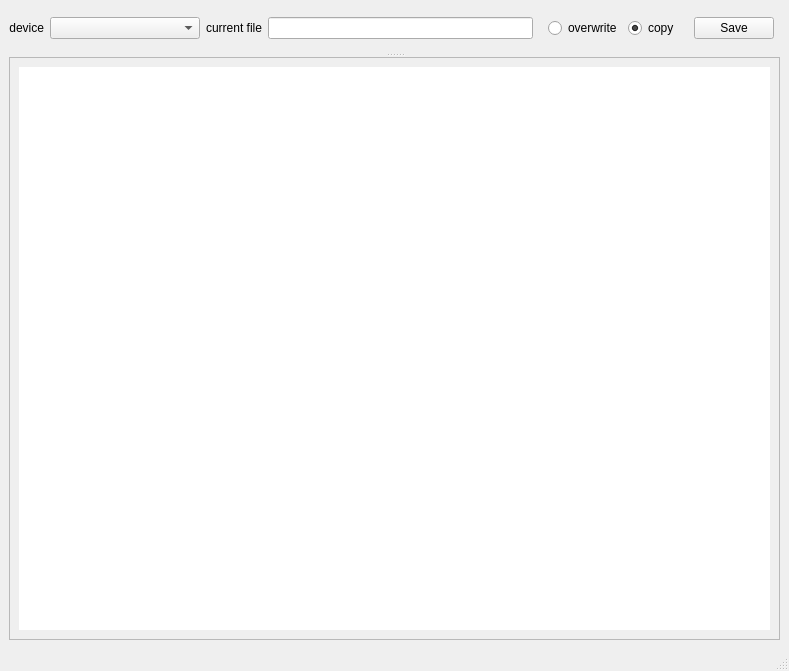
The window that CNC_TOOLBOX/gui/mainwindow.ui (MrSamuelLaw/CNC_TOOLBOX) describes before a commit, drawn with Qt 5.
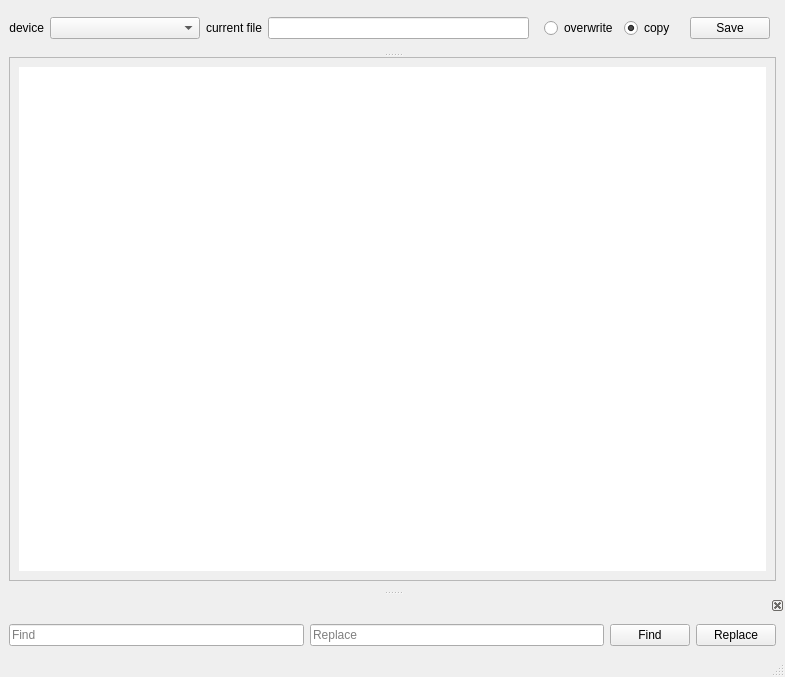
The same window after the commit.

Commit message: adda a find and replace bar with the hot keys ctrl+f

Patch:
```diff
--- a/CNC_TOOLBOX/gui/mainwindow.ui
+++ b/CNC_TOOLBOX/gui/mainwindow.ui
@@ -6,8 +6,8 @@
    <rect>
     <x>0</x>
     <y>0</y>
-    <width>789</width>
-    <height>671</height>
+    <width>785</width>
+    <height>677</height>
    </rect>
   </property>
   <property name="windowTitle">
@@ -119,13 +119,16 @@
        <property name="widgetResizable">
         <bool>true</bool>
        </property>
+       <property name="alignment">
+        <set>Qt::AlignBottom|Qt::AlignLeading|Qt::AlignLeft</set>
+       </property>
        <widget class="QWidget" name="scrollAreaWidgetContents">
         <property name="geometry">
          <rect>
           <x>0</x>
           <y>0</y>
-          <width>765</width>
-          <height>512</height>
+          <width>761</width>
+          <height>441</height>
          </rect>
         </property>
         <layout class="QGridLayout" name="gridLayout_5">
@@ -166,6 +169,52 @@
    </property>
   </widget>
   <widget class="QStatusBar" name="statusbar"/>
+  <widget class="QDockWidget" name="fnd_dockWidget">
+   <property name="floating">
+    <bool>false</bool>
+   </property>
+   <property name="features">
+    <set>QDockWidget::DockWidgetClosable</set>
+   </property>
+   <property name="allowedAreas">
+    <set>Qt::BottomDockWidgetArea|Qt::TopDockWidgetArea</set>
+   </property>
+   <attribute name="dockWidgetArea">
+    <number>8</number>
+   </attribute>
+   <widget class="QWidget" name="dockWidgetContents_2">
+    <layout class="QGridLayout" name="gridLayout_4">
+     <item row="0" column="2">
+      <widget class="QPushButton" name="find_pushButton">
+       <property name="text">
+        <string>Find</string>
+       </property>
+      </widget>
+     </item>
+     <item row="0" column="0">
+      <widget class="QLineEdit" name="find_lineEdit">
+       <property name="placeholderText">
+        <string>Find</string>
+       </property>
+      </widget>
+     </item>
+     <item row="0" column="1">
+      <widget class="QLineEdit" name="replace_lineEdit">
+       <property name="placeholderText">
+        <string>Replace</string>
+       </property>
+      </widget>
+     </item>
+     <item row="0" column="3">
+      <widget class="QPushButton" name="replace_pushButton">
+       <property name="text">
+        <string>Replace</string>
+       </property>
+      </widget>
+     </item>
+    </layout>
+   </widget>
+  </widget>
   <action name="actionopen">
    <property name="text">
     <string>open</string>
```
Left out of the diff: 2 changed lines with no effect on the pictures. The commit also changes 9 other files.
